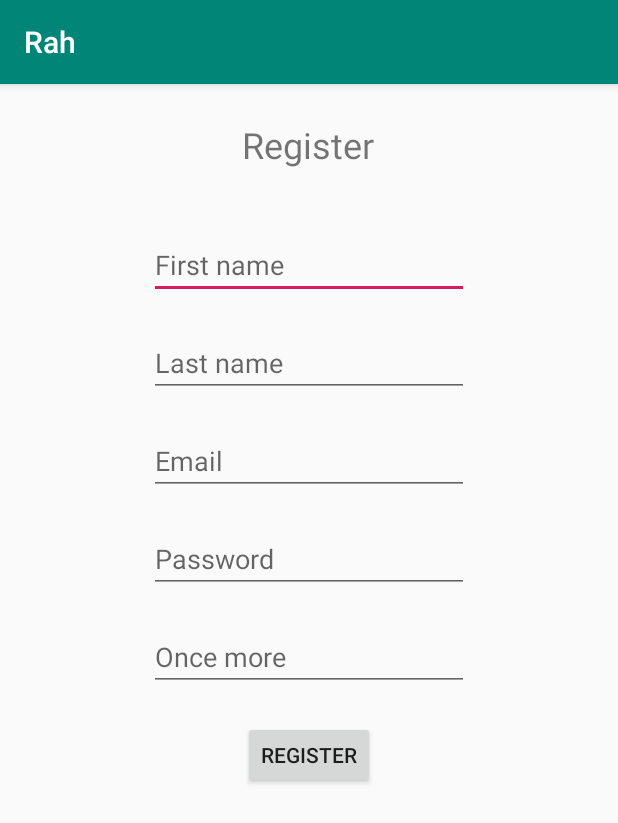
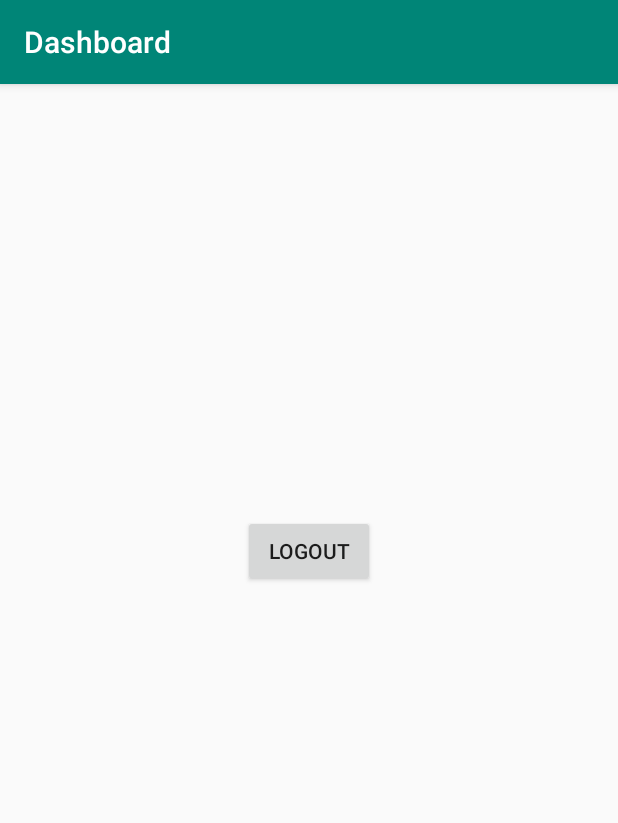
Before and after one commit to plekan/Rah-mobile, an Android app: the screen it shows after launch (RegisterActivity before the commit, Dashboard after it), after a tap on "REGISTER", on a phone screen of 412 x 824 dp. Shown: the top 823 px of the screen. Run offline under Robolectric (Android 15) with nearby library versions, the phone set to English and light mode, and no system bars; our stand-ins replace Room's generated code.

```diff
--- a/app/build.gradle
+++ b/app/build.gradle
@@ -25,6 +25,7 @@ dependencies {
     def room_version = "2.0.0"
     def glide_version = "4.8.0"
     implementation "com.github.bumptech.glide:glide:$glide_version"
+    implementation 'androidx.appcompat:appcompat:1.0.0-beta01'
     annotationProcessor "com.github.bumptech.glide:compiler:$glide_version"
     implementation fileTree(include: ['*.jar'], dir: 'libs')
     implementation 'com.android.support:appcompat-v7:28.0.0'
--- /dev/null
+++ b/app/src/main/java/com/example/rah/Dashboard.java
@@ -0,0 +1,26 @@
+package com.example.rah;
+
+import androidx.appcompat.app.AppCompatActivity;
+
+import android.content.Intent;
+import android.os.Bundle;
+import android.view.View;
+
+import com.example.rah.database.dao.UserDao;
+
+public class Dashboard extends AppCompatActivity {
+
+    @Override
+    protected void onCreate(Bundle savedInstanceState) {
+        super.onCreate(savedInstanceState);
+        setContentView(R.layout.activity_dashboard);
+        findViewById(R.id.buttonLogout).setOnClickListener(new View.OnClickListener() {
+            @Override
+            public void onClick(View v) {
+
+                finishActivity(0);
+            }
+        });
+    }
+
+}
--- a/app/src/main/java/com/example/rah/RegisterActivity.java
+++ b/app/src/main/java/com/example/rah/RegisterActivity.java
@@ -40,11 +40,14 @@ public class RegisterActivity extends AppCompatActivity {
         findViewById(R.id.buttonRegister).setOnClickListener(new View.OnClickListener() {
             @Override
             public void onClick(View v) {
+
                 User user = new User();
                 user.firstName = ((TextView)findViewById(R.id.plName)).getText().toString();
                 user.lastName = ((TextView)findViewById(R.id.plLastName)).getText().toString();
                 user.email = ((TextView)findViewById(R.id.plEmail)).getText().toString();
                 mUserViewModel.insert(user);
+                Intent intent = new Intent(v.getContext(), Dashboard.class);
+                startActivity(intent);
 
             }
         });
--- a/app/src/main/java/com/example/rah/database/UserRepository.java
+++ b/app/src/main/java/com/example/rah/database/UserRepository.java
@@ -11,13 +11,13 @@ import java.util.List;
 import androidx.lifecycle.LiveData;
 
 public class UserRepository {
-    private UserDao mWordDao;
+    private UserDao mUserDao;
     private LiveData<List<User>> mAllUsers;
 
     UserRepository(Application application) {
         AppDatabase db = AppDatabase.getDatabase(application);
-        mWordDao = db.userDao();
-        mAllUsers = mWordDao.getAll();
+        mUserDao = db.userDao();
+        mAllUsers = mUserDao.getAll();
     }
 
     LiveData<List<User>> getAllUsers() {
@@ -26,7 +26,11 @@ public class UserRepository {
 
 
     public void insert (User user) {
-        new insertAsyncTask(mWordDao).execute(user);
+        new insertAsyncTask(mUserDao).execute(user);
+    }
+
+    public void delete(final User... users) {
+        (new deleteAsyncTask(mUserDao)).execute(users);
     }
 
     private static class insertAsyncTask extends AsyncTask<User, Void, Void> {
@@ -43,4 +47,21 @@ public class UserRepository {
             return null;
         }
     }
+
+    private static class deleteAsyncTask extends AsyncTask<User, Void, Void> {
+
+        private UserDao mAsyncTaskDao;
+
+        deleteAsyncTask(UserDao dao) {
+            mAsyncTaskDao = dao;
+        }
+
+        @Override
+        protected Void doInBackground(final User... params) {
+            for (User user : params) {
+                mAsyncTaskDao.delete(user);
+            }
+            return null;
+        }
+    }
 }
--- a/app/src/main/java/com/example/rah/database/UserViewModel.java
+++ b/app/src/main/java/com/example/rah/database/UserViewModel.java
@@ -23,4 +23,6 @@ public class UserViewModel extends AndroidViewModel {
     public LiveData<List<User>> getAllUsers() { return mAllUsers; }
 
     public void insert(User user) { mRepository.insert(user); }
+
+    public void delete(User user){mRepository.delete(user);}
 }
--- /dev/null
+++ b/app/src/main/res/layout/activity_dashboard.xml
@@ -0,0 +1,22 @@
+<?xml version="1.0" encoding="utf-8"?>
+<androidx.constraintlayout.widget.ConstraintLayout xmlns:android="http://schemas.android.com/apk/res/android"
+    xmlns:app="http://schemas.android.com/apk/res-auto"
+    xmlns:tools="http://schemas.android.com/tools"
+    android:layout_width="match_parent"
+    android:layout_height="match_parent"
+    tools:context=".Dashboard">
+
+    <Button
+        android:id="@+id/buttonLogout"
+        android:layout_width="wrap_content"
+        android:layout_height="wrap_content"
+        android:layout_marginStart="161dp"
+        android:layout_marginLeft="161dp"
+        android:layout_marginTop="287dp"
+        android:layout_marginEnd="162dp"
+        android:layout_marginRight="162dp"
+        android:text="Logout"
+        app:layout_constraintEnd_toEndOf="parent"
+        app:layout_constraintStart_toStartOf="parent"
+        app:layout_constraintTop_toTopOf="parent" />
+</androidx.constraintlayout.widget.ConstraintLayout>
--- a/app/src/main/res/layout/activity_main.xml
+++ b/app/src/main/res/layout/activity_main.xml
@@ -1,5 +1,5 @@
 <?xml version="1.0" encoding="utf-8"?>
-<android.support.constraint.ConstraintLayout xmlns:android="http://schemas.android.com/apk/res/android"
+<androidx.constraintlayout.widget.ConstraintLayout  xmlns:android="http://schemas.android.com/apk/res/android"
     xmlns:app="http://schemas.android.com/apk/res-auto"
     xmlns:tools="http://schemas.android.com/tools"
     android:id="@+id/linearLayout"
@@ -48,6 +48,7 @@
         android:layout_marginTop="40dp"
         android:layout_marginEnd="161dp"
         android:layout_marginRight="161dp"
+        android:onClick="loginClick"
         android:text="Login"
         app:layout_constraintEnd_toEndOf="parent"
         app:layout_constraintStart_toStartOf="parent"
@@ -70,4 +71,4 @@
         app:layout_constraintStart_toStartOf="parent"
         app:layout_constraintTop_toTopOf="parent" />
 
-</android.support.constraint.ConstraintLayout>
+</androidx.constraintlayout.widget.ConstraintLayout >
```
Also changed, not shown: app/src/main/AndroidManifest.xml (+4 -5 lines), app/src/main/java/com/example/rah/MainActivity.java (+18 -1 lines).
